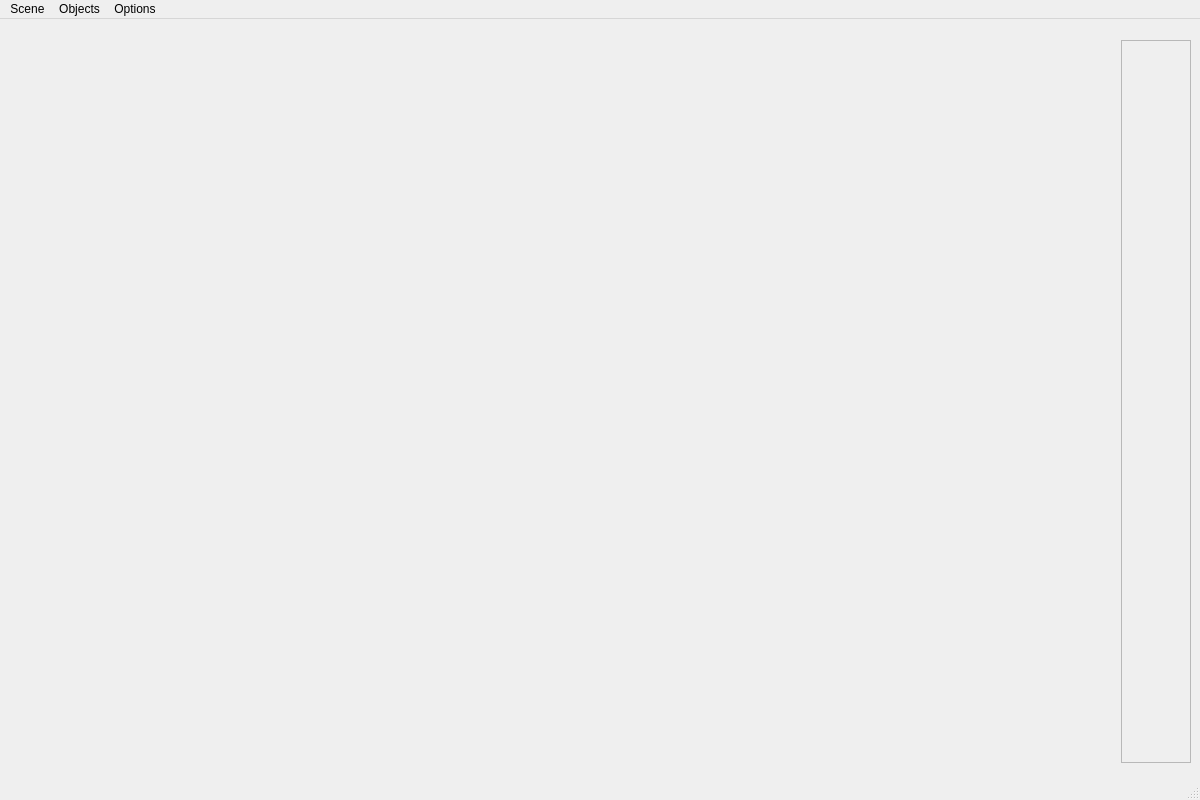
smogork/SmoCAD, file mainwindow.ui: the form before one commit.
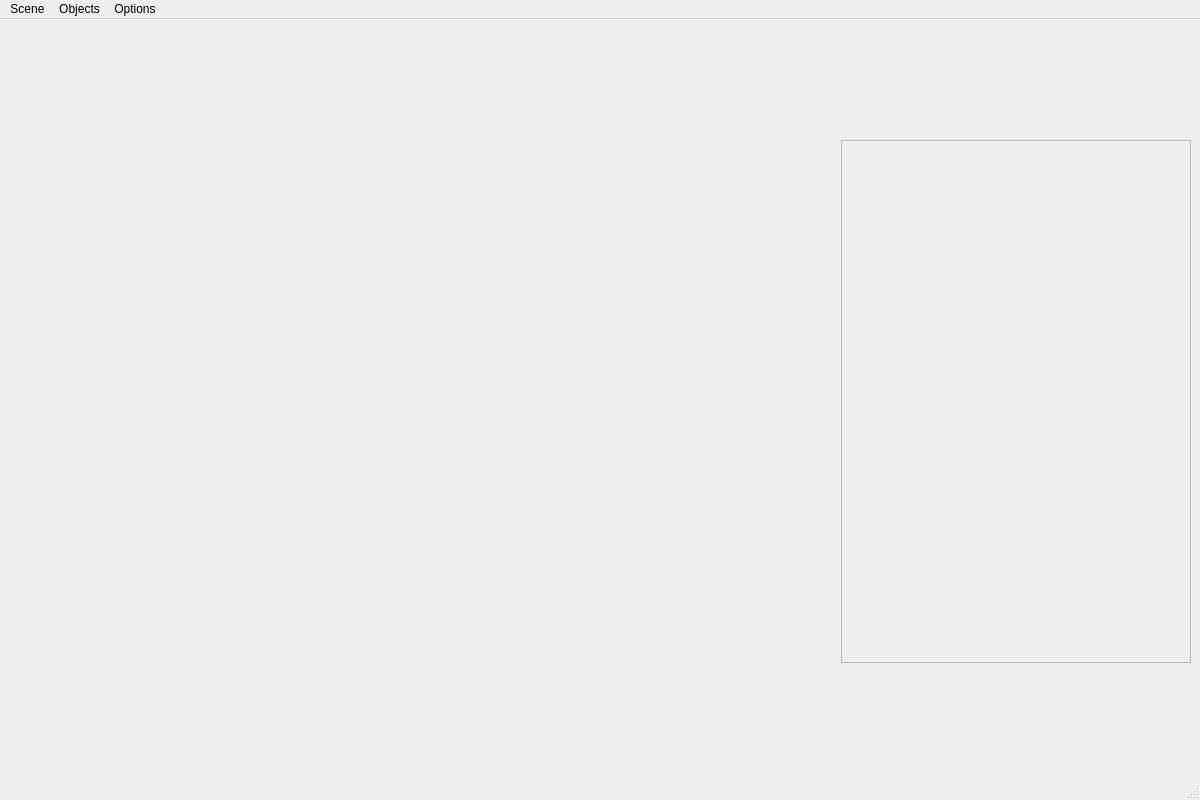
The form after the commit. Custom widgets are drawn as their Qt base class.

Diff of the .ui file:
```diff
--- a/mainwindow.ui
+++ b/mainwindow.ui
@@ -54,7 +54,14 @@
        <enum>QLayout::SetDefaultConstraint</enum>
       </property>
       <item>
-       <widget class="CursorControl" name="cursorPosWidget" native="true"/>
+       <widget class="CursorControl" name="cursorPosWidget" native="true">
+        <property name="minimumSize">
+         <size>
+          <width>0</width>
+          <height>100</height>
+         </size>
+        </property>
+       </widget>
       </item>
       <item>
        <widget class="StereoscopicConfig" name="anaglyphWidget" native="true"/>
@@ -62,11 +69,29 @@
       <item>
        <widget class="QScrollArea" name="scrollArea">
         <property name="sizePolicy">
-         <sizepolicy hsizetype="Preferred" vsizetype="Expanding">
+         <sizepolicy hsizetype="Minimum" vsizetype="Expanding">
           <horstretch>0</horstretch>
           <verstretch>0</verstretch>
          </sizepolicy>
         </property>
+        <property name="minimumSize">
+         <size>
+          <width>350</width>
+          <height>0</height>
+         </size>
+        </property>
+        <property name="frameShape">
+         <enum>QFrame::StyledPanel</enum>
+        </property>
+        <property name="frameShadow">
+         <enum>QFrame::Plain</enum>
+        </property>
+        <property name="lineWidth">
+         <number>1</number>
+        </property>
+        <property name="verticalScrollBarPolicy">
+         <enum>Qt::ScrollBarAsNeeded</enum>
+        </property>
         <property name="horizontalScrollBarPolicy">
          <enum>Qt::ScrollBarAlwaysOff</enum>
         </property>
@@ -76,24 +101,40 @@
         <property name="widgetResizable">
          <bool>true</bool>
         </property>
-        <property name="alignment">
-         <set>Qt::AlignRight|Qt::AlignTop|Qt::AlignTrailing</set>
-        </property>
         <widget class="QWidget" name="scrollAreaWidgetContents">
          <property name="geometry">
           <rect>
            <x>0</x>
            <y>0</y>
-           <width>68</width>
-           <height>718</height>
+           <width>348</width>
+           <height>518</height>
           </rect>
          </property>
+         <property name="sizePolicy">
+          <sizepolicy hsizetype="Expanding" vsizetype="Expanding">
+           <horstretch>0</horstretch>
+           <verstretch>0</verstretch>
+          </sizepolicy>
+         </property>
          <layout class="QVBoxLayout" name="verticalLayout"/>
         </widget>
        </widget>
       </item>
       <item>
-       <widget class="SceneElementsList" name="sceneElementsWIdget" native="true"/>
+       <widget class="SceneElementsList" name="sceneElementsWIdget" native="true">
+        <property name="sizePolicy">
+         <sizepolicy hsizetype="Minimum" vsizetype="Preferred">
+          <horstretch>0</horstretch>
+          <verstretch>0</verstretch>
+         </sizepolicy>
+        </property>
+        <property name="minimumSize">
+         <size>
+          <width>0</width>
+          <height>100</height>
+         </size>
+        </property>
+       </widget>
       </item>
      </layout>
     </item>
```
